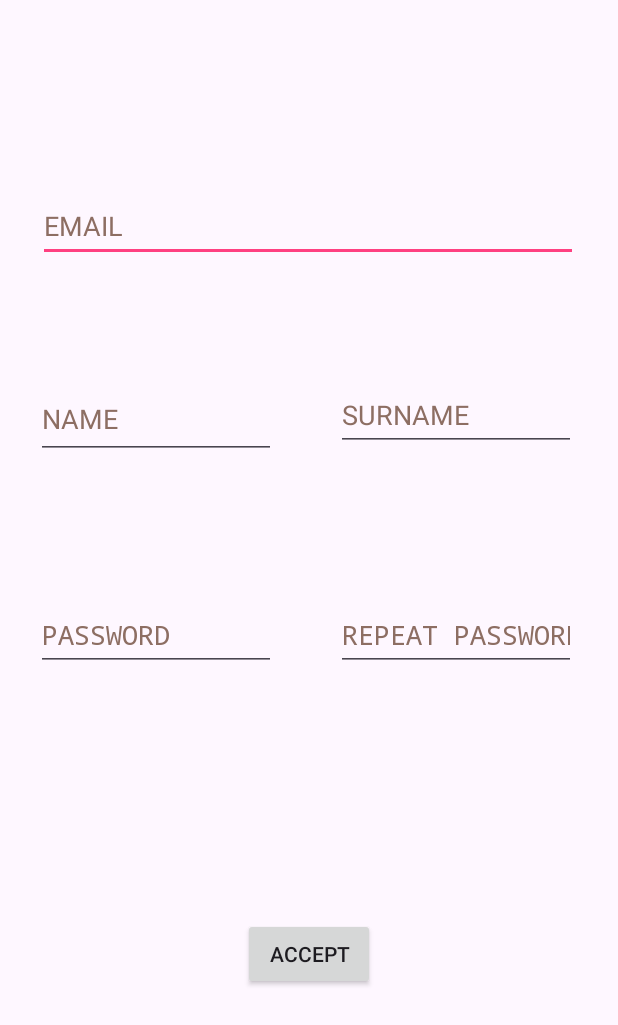
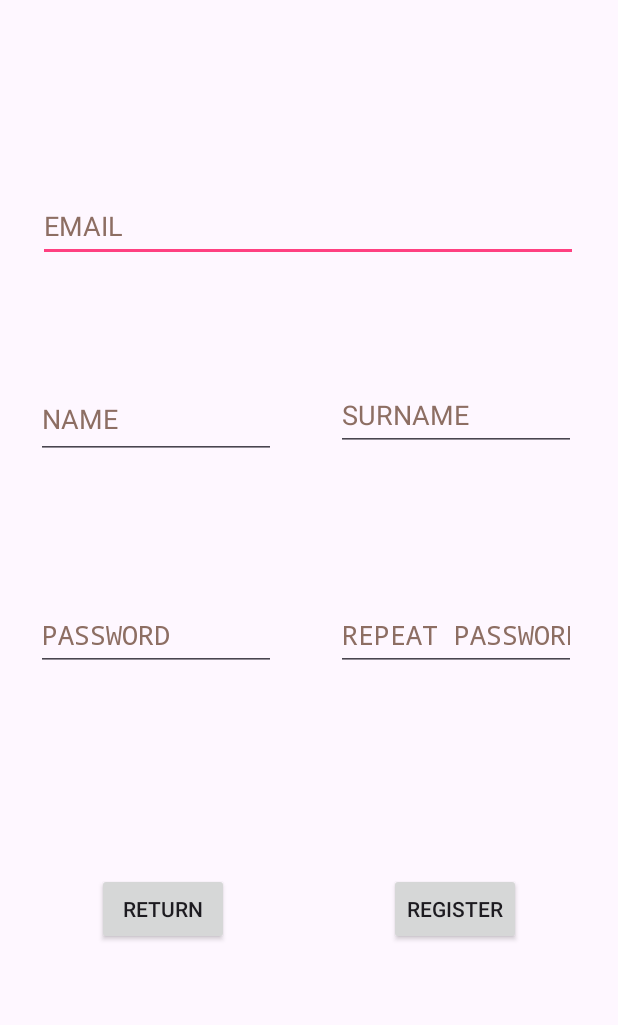
Before and after one commit to AnderLH/Reto1_grupo2_PMDM, an Android app: the RegisterActivity screen opened directly, with no data from a screen before it, on a phone screen of 412 x 824 dp. Shown: the top 1025 px of the screen. Run offline under Robolectric (Android 15) with nearby library versions, the phone set to English and light mode, and no system bars.

Commit message:
Verificacion del Register

```diff
--- a/app/src/main/java/com/grupo2/speakr/ui/users/register/RegisterActivity.kt
+++ b/app/src/main/java/com/grupo2/speakr/ui/users/register/RegisterActivity.kt
@@ -25,6 +25,12 @@ class RegisterActivity : ComponentActivity() {
         setContentView(R.layout.activity_register)
 
         var registerFilled:Boolean
+
+        findViewById<Button>(R.id.returnButton).setOnClickListener {
+            val intent = Intent(applicationContext, RegisterActivity::class.java)
+            startActivity(intent)
+            finish()
+        }
 
         findViewById<Button>(R.id.registerAcceptButton).setOnClickListener {
            val email :String = findViewById<EditText>(R.id.email).text.toString()
--- a/app/src/main/res/layout/activity_register.xml
+++ b/app/src/main/res/layout/activity_register.xml
@@ -99,12 +99,26 @@
         android:id="@+id/registerAcceptButton"
         android:layout_width="wrap_content"
         android:layout_height="wrap_content"
-        android:text="@string/acceptButtonString"
+        android:text="@string/registerButtonString"
         app:cornerRadius="0dp"
         app:layout_constraintBottom_toBottomOf="parent"
         app:layout_constraintEnd_toEndOf="parent"
+        app:layout_constraintHorizontal_bias="0.80"
         app:layout_constraintStart_toStartOf="parent"
         app:layout_constraintTop_toTopOf="parent"
-        app:layout_constraintVertical_bias="0.789" />
+        app:layout_constraintVertical_bias="0.75" />
+
+    <Button
+        android:id="@+id/returnButton"
+        android:layout_width="wrap_content"
+        android:layout_height="wrap_content"
+        android:text="@string/returnToLogin"
+        app:cornerRadius="0dp"
+        app:layout_constraintBottom_toBottomOf="parent"
+        app:layout_constraintEnd_toEndOf="parent"
+        app:layout_constraintHorizontal_bias="0.20"
+        app:layout_constraintStart_toStartOf="parent"
+        app:layout_constraintTop_toTopOf="parent"
+        app:layout_constraintVertical_bias="0.75" />
 
 </androidx.constraintlayout.widget.ConstraintLayout>
--- a/app/src/main/res/values/strings.xml
+++ b/app/src/main/res/values/strings.xml
@@ -10,4 +10,5 @@
     <string name="surnameString">SURNAME</string>
     <string name="login">Log in</string>
     <string name="favorite">Favorite</string>
+    <string name="returnToLogin">Return</string>
 </resources>
```
